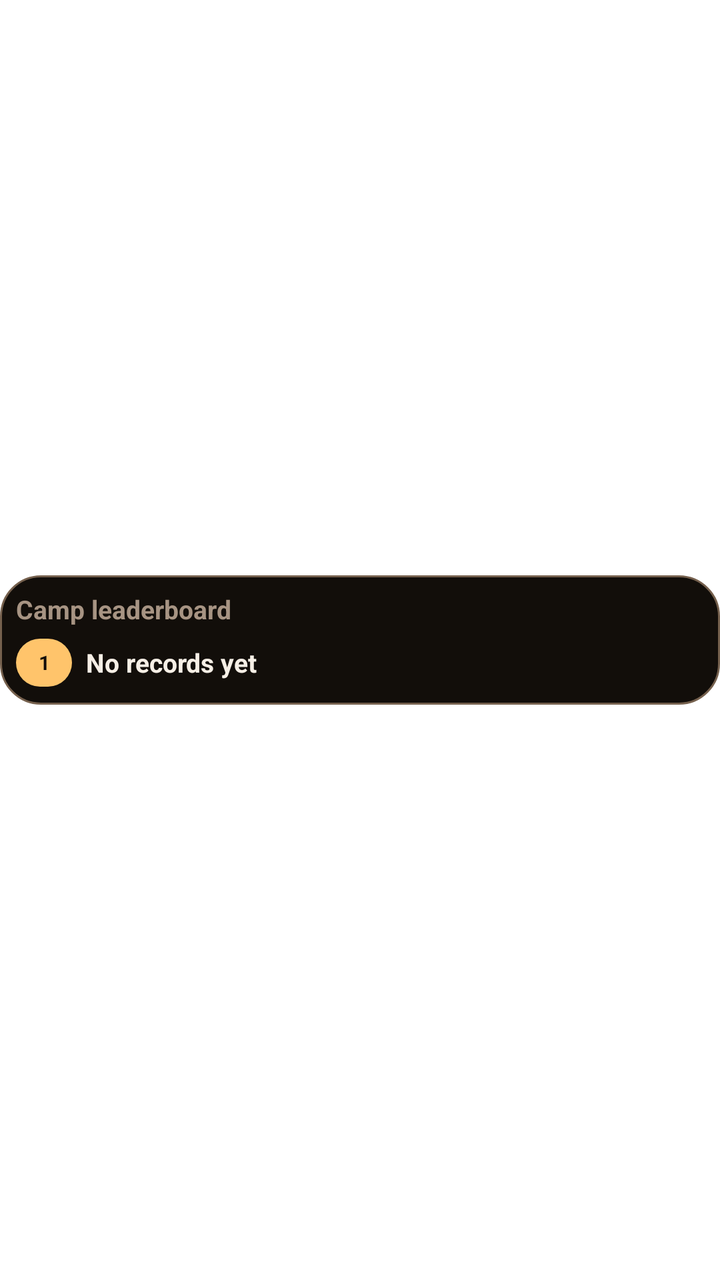
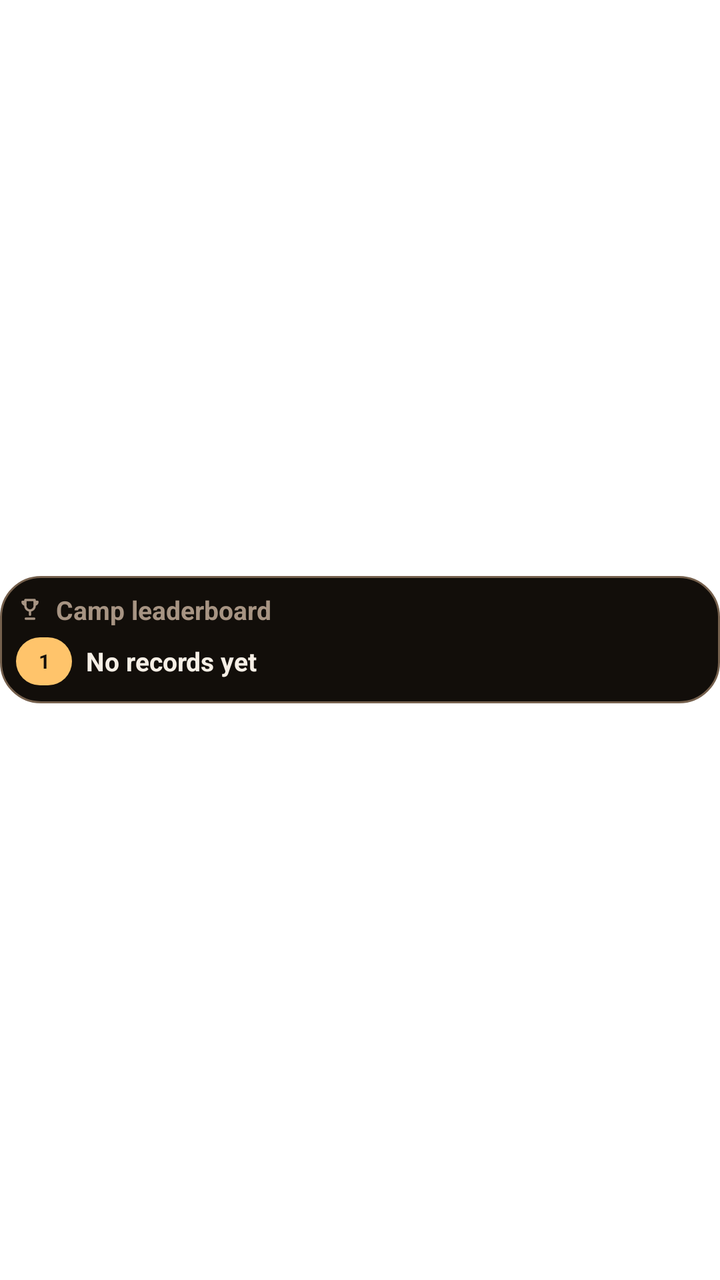

Before-and-after screenshots of an Android layout around one commit, followed by the original layout XML and the change that was made.
<!-- AndroidManifest.xml: fallback theme Theme.MaterialComponents.DayNight.NoActionBar -->
<!-- res/layout/odak_leaderboard_widget.xml -->
<?xml version="1.0" encoding="utf-8"?>
<LinearLayout xmlns:android="http://schemas.android.com/apk/res/android"
    android:id="@+id/leaderboard_widget_root"
    android:layout_width="match_parent"
    android:layout_height="match_parent"
    android:contentDescription="@string/cd_leaderboard_widget"
    android:gravity="center_vertical"
    android:orientation="vertical">

    <LinearLayout
        android:id="@+id/leaderboard_widget_card"
        android:layout_width="match_parent"
        android:layout_height="wrap_content"
        android:background="@drawable/widget_card_bg"
        android:orientation="vertical"
        android:padding="8dp">

        <TextView
            android:id="@+id/leaderboard_widget_title"
            android:layout_width="match_parent"
            android:layout_height="wrap_content"
            android:ellipsize="end"
            android:maxLines="1"
            android:text="@string/widget_leaderboard_title"
            android:textColor="@color/widget_design_ink_muted"
            android:textSize="13sp"
            android:textStyle="bold" />

        <LinearLayout
            android:id="@+id/leaderboard_widget_row_container_1"
            android:layout_width="match_parent"
            android:layout_height="wrap_content"
            android:layout_marginTop="5dp"
            android:gravity="center_vertical"
            android:minHeight="26dp"
            android:orientation="horizontal">

            <TextView
                android:id="@+id/leaderboard_widget_rank_1"
                android:layout_width="28dp"
                android:layout_height="24dp"
                android:background="@drawable/widget_rank_first_bg"
                android:gravity="center"
                android:maxLines="1"
                android:text="1"
                android:textColor="@color/widget_design_surface"
                android:textSize="10sp"
                android:textStyle="bold" />

            <TextView
                android:id="@+id/leaderboard_widget_row_1"
                android:layout_width="0dp"
                android:layout_height="wrap_content"
                android:layout_marginStart="7dp"
                android:layout_weight="1"
                android:ellipsize="end"
                android:maxLines="1"
                android:text="@string/widget_no_records"
                android:textColor="@color/widget_design_ink"
                android:textSize="13sp"
                android:textStyle="bold" />
        </LinearLayout>

        <LinearLayout
            android:id="@+id/leaderboard_widget_row_container_2"
            android:layout_width="match_parent"
            android:layout_height="wrap_content"
            android:layout_marginTop="4dp"
            android:gravity="center_vertical"
            android:minHeight="26dp"
            android:orientation="horizontal"
            android:visibility="gone">

            <TextView
                android:id="@+id/leaderboard_widget_rank_2"
                android:layout_width="28dp"
                android:layout_height="24dp"
                android:background="@drawable/widget_rank_other_bg"
                android:gravity="center"
                android:maxLines="1"
                android:text="2"
                android:textColor="@color/widget_design_accent"
                android:textSize="10sp"
                android:textStyle="bold" />

            <TextView
                android:id="@+id/leaderboard_widget_row_2"
                android:layout_width="0dp"
                android:layout_height="wrap_content"
                android:layout_marginStart="7dp"
                android:layout_weight="1"
                android:ellipsize="end"
                android:maxLines="1"
                android:text="@string/widget_dash"
                android:textColor="@color/widget_design_ink"
                android:textSize="12sp" />
        </LinearLayout>

        <LinearLayout
            android:id="@+id/leaderboard_widget_row_container_3"
            android:layout_width="match_parent"
            android:layout_height="wrap_content"
            android:layout_marginTop="4dp"
            android:gravity="center_vertical"
            android:minHeight="26dp"
            android:orientation="horizontal"
            android:visibility="gone">

            <TextView
                android:id="@+id/leaderboard_widget_rank_3"
                android:layout_width="28dp"
                android:layout_height="24dp"
                android:background="@drawable/widget_rank_other_bg"
                android:gravity="center"
                android:maxLines="1"
                android:text="3"
                android:textColor="@color/widget_design_accent"
                android:textSize="10sp"
                android:textStyle="bold" />

            <TextView
                android:id="@+id/leaderboard_widget_row_3"
                android:layout_width="0dp"
                android:layout_height="wrap_content"
                android:layout_marginStart="7dp"
                android:layout_weight="1"
                android:ellipsize="end"
                android:maxLines="1"
                android:text="@string/widget_dash"
                android:textColor="@color/widget_design_ink"
                android:textSize="12sp" />
        </LinearLayout>
    </LinearLayout>
</LinearLayout>
<!-- resources referenced by this layout -->
<resources>
  <color name="widget_design_accent">@color/widget_ember_flame</color>
  <color name="widget_design_ink">@color/widget_ember_ink</color>
  <color name="widget_design_ink_muted">@color/widget_ember_ink_dim</color>
  <color name="widget_design_surface">@color/widget_ember_night</color>
  <!-- drawable widget_card_bg (drawable) -->
  <?xml version="1.0" encoding="utf-8"?>
  <shape xmlns:android="http://schemas.android.com/apk/res/android"
      android:shape="rectangle">
      <solid android:color="@color/widget_design_surface" />
      <stroke
          android:width="1dp"
          android:color="@color/widget_design_outline" />
      <corners android:radius="@dimen/widget_design_corner" />
  </shape>
  <!-- drawable widget_rank_first_bg (drawable) -->
  <?xml version="1.0" encoding="utf-8"?>
  <shape xmlns:android="http://schemas.android.com/apk/res/android"
      android:shape="rectangle">
      <solid android:color="@color/widget_ember_glow" />
      <corners android:radius="12dp" />
  </shape>
  <!-- drawable widget_rank_other_bg (drawable) -->
  <?xml version="1.0" encoding="utf-8"?>
  <shape xmlns:android="http://schemas.android.com/apk/res/android"
      android:shape="rectangle">
      <solid android:color="@color/widget_ember_night" />
      <stroke
          android:width="1dp"
          android:color="@color/widget_ember_ash" />
      <corners android:radius="12dp" />
  </shape>
  <string name="cd_leaderboard_widget">Refresh group leaderboard widget</string>
  <string name="widget_dash">-</string>
  <string name="widget_leaderboard_title">Camp leaderboard</string>
  <string name="widget_no_records">No records yet</string>
  <color name="widget_ember_flame">#FF8A3D</color>
  <color name="widget_ember_ink">#F6EFE6</color>
  <color name="widget_ember_ink_dim">#A79483</color>
  <color name="widget_ember_night">#120E0A</color>
  <color name="widget_design_outline">@color/widget_ember_ash</color>
  <dimen name="widget_design_corner">20dp</dimen>
  <color name="widget_ember_glow">#FFC46B</color>
  <color name="widget_ember_ash">#75604D</color>
</resources>

<!-- the commit's change to res/layout/odak_leaderboard_widget.xml (unified diff, before → after) -->
@@ -15,22 +15,95 @@
         android:orientation="vertical"
         android:padding="8dp">
 
-        <TextView
-            android:id="@+id/leaderboard_widget_title"
-            android:layout_width="match_parent"
-            android:layout_height="wrap_content"
-            android:ellipsize="end"
-            android:maxLines="1"
-            android:text="@string/widget_leaderboard_title"
-            android:textColor="@color/widget_design_ink_muted"
-            android:textSize="13sp"
-            android:textStyle="bold" />
+        
+        <LinearLayout
+            android:id="@+id/leaderboard_widget_core"
+            android:layout_width="match_parent"
+            android:layout_height="wrap_content"
+            android:gravity="center_vertical|center_horizontal"
+            android:minHeight="26dp"
+            android:orientation="horizontal"
+            android:visibility="gone">
+
+            <ImageView
+                android:id="@+id/leaderboard_widget_core_icon"
+                android:layout_width="24dp"
+                android:layout_height="24dp"
+                android:contentDescription="@null"
+                android:src="@drawable/widget_ic_leaderboard"
+                android:visibility="gone" />
+
+            <TextView
+                android:id="@+id/leaderboard_widget_core_rank"
+                android:layout_width="wrap_content"
+                android:layout_height="wrap_content"
+                android:ellipsize="end"
+                android:fontFamily="sans-serif-condensed"
+                android:maxLines="1"
+                android:text="@string/widget_dash"
+                android:textColor="@color/widget_ember_flame"
+                android:textScaleX="0.85"
+                android:textSize="20sp"
+                android:textStyle="bold" />
+
+            <TextView
+                android:id="@+id/leaderboard_widget_core_lead"
+                android:layout_width="0dp"
+                android:layout_height="wrap_content"
+                android:layout_marginStart="6dp"
+                android:layout_weight="1"
+                android:ellipsize="end"
+                android:maxLines="1"
+                android:text="@string/widget_no_records"
+                android:textColor="@color/widget_ember_ink_dim"
+                android:textSize="11sp"
+                android:visibility="gone" />
+        </LinearLayout>
+
+        
+        <LinearLayout
+            android:id="@+id/leaderboard_widget_header"
+            android:layout_width="match_parent"
+            android:layout_height="wrap_content"
+            android:gravity="center_vertical"
+            android:orientation="horizontal">
+
+            <ImageView
+                android:id="@+id/leaderboard_widget_icon"
+                android:layout_width="14dp"
+                android:layout_height="14dp"
+                android:contentDescription="@null"
+                android:src="@drawable/widget_ic_leaderboard" />
+
+            <TextView
+                android:id="@+id/leaderboard_widget_title"
+                android:layout_width="0dp"
+                android:layout_height="wrap_content"
+                android:layout_marginStart="6dp"
+                android:layout_weight="1"
+                android:ellipsize="end"
+                android:maxLines="1"
+                android:text="@string/widget_leaderboard_title"
+                android:textColor="@color/widget_ember_ink_dim"
+                android:textSize="13sp"
+                android:textStyle="bold" />
+        </LinearLayout>
+
+        
+        <ImageView
+            android:id="@+id/leaderboard_widget_divider"
+            android:layout_width="match_parent"
+            android:layout_height="@dimen/widget_design_divider"
+            android:layout_marginTop="3dp"
+            android:background="@drawable/widget_divider"
+            android:contentDescription="@null"
+            android:visibility="gone" />
 
         <LinearLayout
             android:id="@+id/leaderboard_widget_row_container_1"
             android:layout_width="match_parent"
             android:layout_height="wrap_content"
-            android:layout_marginTop="5dp"
+            android:layout_marginTop="4dp"
             android:gravity="center_vertical"
             android:minHeight="26dp"
             android:orientation="horizontal">
@@ -43,7 +116,7 @@
                 android:gravity="center"
                 android:maxLines="1"
                 android:text="1"
-                android:textColor="@color/widget_design_surface"
+                android:textColor="@color/widget_ember_night"
                 android:textSize="10sp"
                 android:textStyle="bold" />
 
@@ -56,7 +129,7 @@
                 android:ellipsize="end"
                 android:maxLines="1"
                 android:text="@string/widget_no_records"
-                android:textColor="@color/widget_design_ink"
+                android:textColor="@color/widget_ember_ink"
                 android:textSize="13sp"
                 android:textStyle="bold" />
         </LinearLayout>
@@ -79,7 +152,7 @@
                 android:gravity="center"
                 android:maxLines="1"
                 android:text="2"
-                android:textColor="@color/widget_design_accent"
+                android:textColor="@color/widget_ember_ink_dim"
                 android:textSize="10sp"
                 android:textStyle="bold" />
 
@@ -92,7 +165,7 @@
                 android:ellipsize="end"
                 android:maxLines="1"
                 android:text="@string/widget_dash"
-                android:textColor="@color/widget_design_ink"
+                android:textColor="@color/widget_ember_ink"
                 android:textSize="12sp" />
         </LinearLayout>
 
@@ -114,7 +187,7 @@
                 android:gravity="center"
                 android:maxLines="1"
                 android:text="3"
-                android:textColor="@color/widget_design_accent"
+                android:textColor="@color/widget_ember_ink_dim"
                 android:textSize="10sp"
                 android:textStyle="bold" />
 
@@ -127,7 +200,7 @@
                 android:ellipsize="end"
                 android:maxLines="1"
                 android:text="@string/widget_dash"
-                android:textColor="@color/widget_design_ink"
+                android:textColor="@color/widget_ember_ink"
                 android:textSize="12sp" />
         </LinearLayout>
     </LinearLayout>
<!-- resource entries referenced after the edit -->
@@ -1,8 +1,5 @@
 <!-- resources referenced by this layout -->
 <resources>
-  <color name="widget_design_accent">@color/widget_ember_flame</color>
-  <color name="widget_design_ink">@color/widget_ember_ink</color>
-  <color name="widget_design_ink_muted">@color/widget_ember_ink_dim</color>
   <color name="widget_design_surface">@color/widget_ember_night</color>
   <!-- drawable widget_card_bg (drawable) -->
   <?xml version="1.0" encoding="utf-8"?>
@@ -14,6 +11,55 @@
           android:color="@color/widget_design_outline" />
       <corners android:radius="@dimen/widget_design_corner" />
   </shape>
+  <!-- drawable widget_divider (drawable) -->
+  <?xml version="1.0" encoding="utf-8"?>
+  <shape xmlns:android="http://schemas.android.com/apk/res/android"
+      android:shape="rectangle">
+      <solid android:color="@color/widget_ember_ash" />
+  </shape>
+  <!-- drawable widget_ic_leaderboard (drawable) -->
+  <?xml version="1.0" encoding="utf-8"?>
+  <vector xmlns:android="http://schemas.android.com/apk/res/android"
+      android:width="24dp"
+      android:height="24dp"
+      android:viewportWidth="24"
+      android:viewportHeight="24">
+      <path
+          android:fillColor="@android:color/transparent"
+          android:pathData="M8,4 L16,4 L16,9 A4,4 0 0,1 8,9 Z"
+          android:strokeColor="@color/widget_ember_ink_dim"
+          android:strokeLineCap="round"
+          android:strokeLineJoin="round"
+          android:strokeWidth="2" />
+      <path
+          android:fillColor="@android:color/transparent"
+          android:pathData="M8,5.6 L5.6,5.6 A2.4,2.4 0 0,0 8,8"
+          android:strokeColor="@color/widget_ember_ink_dim"
+          android:strokeLineCap="round"
+          android:strokeLineJoin="round"
+          android:strokeWidth="2" />
+      <path
+          android:fillColor="@android:color/transparent"
+          android:pathData="M16,5.6 L18.4,5.6 A2.4,2.4 0 0,1 16,8"
+          android:strokeColor="@color/widget_ember_ink_dim"
+          android:strokeLineCap="round"
+          android:strokeLineJoin="round"
+          android:strokeWidth="2" />
+      <path
+          android:fillColor="@android:color/transparent"
+          android:pathData="M12,13 L12,16.6"
+          android:strokeColor="@color/widget_ember_ink_dim"
+          android:strokeLineCap="round"
+          android:strokeLineJoin="round"
+          android:strokeWidth="2" />
+      <path
+          android:fillColor="@android:color/transparent"
+          android:pathData="M8.4,20 L15.6,20"
+          android:strokeColor="@color/widget_ember_ink_dim"
+          android:strokeLineCap="round"
+          android:strokeLineJoin="round"
+          android:strokeWidth="2" />
+  </vector>
   <!-- drawable widget_rank_first_bg (drawable) -->
   <?xml version="1.0" encoding="utf-8"?>
   <shape xmlns:android="http://schemas.android.com/apk/res/android"
@@ -39,6 +85,7 @@
   <color name="widget_ember_ink">#F6EFE6</color>
   <color name="widget_ember_ink_dim">#A79483</color>
   <color name="widget_ember_night">#120E0A</color>
+  <dimen name="widget_design_divider">1dp</dimen>
   <color name="widget_design_outline">@color/widget_ember_ash</color>
   <dimen name="widget_design_corner">20dp</dimen>
   <color name="widget_ember_glow">#FFC46B</color>
